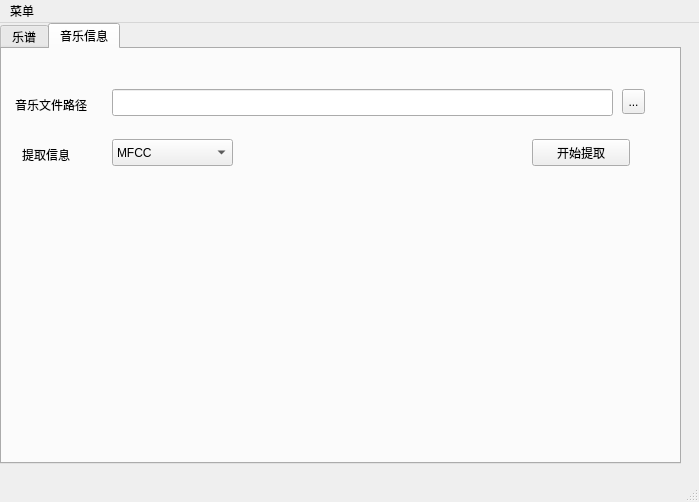
JackShen2015/MusicToMusicSheet, file ui.ui: the form before one commit.
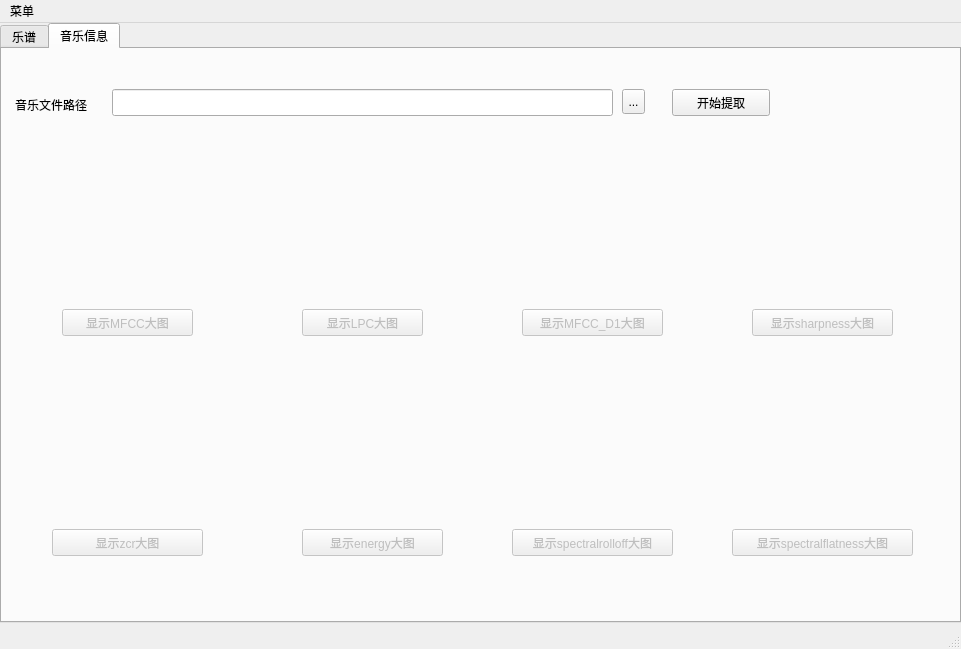
The form after the commit. The open tabs and pages were chosen to show the change.

Patch:
```diff
--- a/ui.ui
+++ b/ui.ui
@@ -6,33 +6,24 @@
    <rect>
     <x>0</x>
     <y>0</y>
-    <width>699</width>
-    <height>502</height>
+    <width>961</width>
+    <height>649</height>
    </rect>
   </property>
-  <property name="minimumSize">
-   <size>
-    <width>699</width>
-    <height>502</height>
-   </size>
-  </property>
-  <property name="maximumSize">
-   <size>
-    <width>699</width>
-    <height>502</height>
-   </size>
-  </property>
   <property name="windowTitle">
    <string>民族音乐信息提取系统</string>
   </property>
   <widget class="QWidget" name="centralwidget">
+   <property name="enabled">
+    <bool>true</bool>
+   </property>
    <widget class="QTabWidget" name="tabWidget">
     <property name="geometry">
      <rect>
       <x>0</x>
       <y>0</y>
-      <width>681</width>
-      <height>441</height>
+      <width>961</width>
+      <height>600</height>
      </rect>
     </property>
     <property name="currentIndex">
@@ -155,56 +146,11 @@
        <string>音乐文件路径</string>
       </property>
      </widget>
-     <widget class="QComboBox" name="featureComboBox">
-      <property name="geometry">
-       <rect>
-        <x>110</x>
-        <y>90</y>
-        <width>121</width>
-        <height>27</height>
-       </rect>
-      </property>
-      <item>
-       <property name="text">
-        <string>MFCC</string>
-       </property>
-      </item>
-      <item>
-       <property name="text">
-        <string>MFCC_D1</string>
-       </property>
-      </item>
-      <item>
-       <property name="text">
-        <string>Sharpness</string>
-       </property>
-      </item>
-      <item>
-       <property name="text">
-        <string>ZCR</string>
-       </property>
-      </item>
-      <item>
-       <property name="text">
-        <string>Energy</string>
-       </property>
-      </item>
-      <item>
-       <property name="text">
-        <string>SpectralRolloff</string>
-       </property>
-      </item>
-      <item>
-       <property name="text">
-        <string>spectralFlatness</string>
-       </property>
-      </item>
-     </widget>
      <widget class="QPushButton" name="startButtonInMusicInfo">
       <property name="geometry">
        <rect>
-        <x>530</x>
-        <y>90</y>
+        <x>670</x>
+        <y>40</y>
         <width>98</width>
         <height>27</height>
        </rect>
@@ -213,17 +159,245 @@
        <string>开始提取</string>
       </property>
      </widget>
-     <widget class="QLabel" name="label_3">
+     <widget class="QPushButton" name="startButtonInMusicInfo_mfcc">
+      <property name="enabled">
+       <bool>false</bool>
+      </property>
       <property name="geometry">
        <rect>
-        <x>20</x>
-        <y>90</y>
-        <width>91</width>
-        <height>31</height>
+        <x>60</x>
+        <y>260</y>
+        <width>131</width>
+        <height>27</height>
        </rect>
       </property>
       <property name="text">
-       <string>提取信息</string>
+       <string>显示MFCC大图</string>
+      </property>
+      <property name="checkable">
+       <bool>false</bool>
+      </property>
+      <property name="checked">
+       <bool>false</bool>
+      </property>
+      <property name="default">
+       <bool>false</bool>
+      </property>
+     </widget>
+     <widget class="QPushButton" name="startButtonInMusicInfo_lpc">
+      <property name="enabled">
+       <bool>false</bool>
+      </property>
+      <property name="geometry">
+       <rect>
+        <x>300</x>
+        <y>260</y>
+        <width>121</width>
+        <height>27</height>
+       </rect>
+      </property>
+      <property name="text">
+       <string>显示LPC大图</string>
+      </property>
+     </widget>
+     <widget class="QPushButton" name="startButtonInMusicInfo_mfcc_d1">
+      <property name="enabled">
+       <bool>false</bool>
+      </property>
+      <property name="geometry">
+       <rect>
+        <x>520</x>
+        <y>260</y>
+        <width>141</width>
+        <height>27</height>
+       </rect>
+      </property>
+      <property name="text">
+       <string>显示MFCC_D1大图</string>
+      </property>
+     </widget>
+     <widget class="QPushButton" name="startButtonInMusicInfo_sharpness">
+      <property name="enabled">
+       <bool>false</bool>
+      </property>
+      <property name="geometry">
+       <rect>
+        <x>750</x>
+        <y>260</y>
+        <width>141</width>
+        <height>27</height>
+       </rect>
+      </property>
+      <property name="text">
+       <string>显示sharpness大图</string>
+      </property>
+     </widget>
+     <widget class="QPushButton" name="startButtonInMusicInfo_zcr">
+      <property name="enabled">
+       <bool>false</bool>
+      </property>
+      <property name="geometry">
+       <rect>
+        <x>50</x>
+        <y>480</y>
+        <width>151</width>
+        <height>27</height>
+       </rect>
+      </property>
+      <property name="text">
+       <string>显示zcr大图</string>
+      </property>
+     </widget>
+     <widget class="QPushButton" name="startButtonInMusicInfo_energy">
+      <property name="enabled">
+       <bool>false</bool>
+      </property>
+      <property name="geometry">
+       <rect>
+        <x>300</x>
+        <y>480</y>
+        <width>141</width>
+        <height>27</height>
+       </rect>
+      </property>
+      <property name="text">
+       <string>显示energy大图</string>
+      </property>
+     </widget>
+     <widget class="QPushButton" name="startButtonInMusicInfo_spectralrolloff">
+      <property name="enabled">
+       <bool>false</bool>
+      </property>
+      <property name="geometry">
+       <rect>
+        <x>510</x>
+        <y>480</y>
+        <width>161</width>
+        <height>27</height>
+       </rect>
+      </property>
+      <property name="text">
+       <string>显示spectralrolloff大图</string>
+      </property>
+     </widget>
+     <widget class="QPushButton" name="startButtonInMusicInfo_spectralflatness">
+      <property name="enabled">
+       <bool>false</bool>
+      </property>
+      <property name="geometry">
+       <rect>
+        <x>730</x>
+        <y>480</y>
+        <width>181</width>
+        <height>27</height>
+       </rect>
+      </property>
+      <property name="text">
+       <string>显示spectralflatness大图</string>
+      </property>
+     </widget>
+     <widget class="QLabel" name="mfcc">
+      <property name="geometry">
+       <rect>
+        <x>40</x>
+        <y>130</y>
+        <width>191</width>
+        <height>121</height>
+       </rect>
+      </property>
+      <property name="text">
+       <string/>
+      </property>
+     </widget>
+     <widget class="QLabel" name="lpc">
+      <property name="geometry">
+       <rect>
+        <x>270</x>
+        <y>130</y>
+        <width>191</width>
+        <height>121</height>
+       </rect>
+      </property>
+      <property name="text">
+       <string/>
+      </property>
+     </widget>
+     <widget class="QLabel" name="mfcc_d1">
+      <property name="geometry">
+       <rect>
+        <x>490</x>
+        <y>130</y>
+        <width>191</width>
+        <height>121</height>
+       </rect>
+      </property>
+      <property name="text">
+       <string/>
+      </property>
+     </widget>
+     <widget class="QLabel" name="sharpness">
+      <property name="geometry">
+       <rect>
+        <x>730</x>
+        <y>130</y>
+        <width>191</width>
+        <height>121</height>
+       </rect>
+      </property>
+      <property name="text">
+       <string/>
+      </property>
+     </widget>
+     <widget class="QLabel" name="zcr">
+      <property name="geometry">
+       <rect>
+        <x>30</x>
+        <y>350</y>
+        <width>191</width>
+        <height>121</height>
+       </rect>
+      </property>
+      <property name="text">
+       <string/>
+      </property>
+     </widget>
+     <widget class="QLabel" name="energy">
+      <property name="geometry">
+       <rect>
+        <x>280</x>
+        <y>350</y>
+        <width>191</width>
+        <height>121</height>
+       </rect>
+      </property>
+      <property name="text">
+       <string/>
+      </property>
+     </widget>
+     <widget class="QLabel" name="spectralrolloff">
+      <property name="geometry">
+       <rect>
+        <x>500</x>
+        <y>350</y>
+        <width>191</width>
+        <height>121</height>
+       </rect>
+      </property>
+      <property name="text">
+       <string/>
+      </property>
+     </widget>
+     <widget class="QLabel" name="spectralflatness">
+      <property name="geometry">
+       <rect>
+        <x>720</x>
+        <y>350</y>
+        <width>191</width>
+        <height>121</height>
+       </rect>
+      </property>
+      <property name="text">
+       <string/>
       </property>
      </widget>
     </widget>
@@ -234,7 +408,7 @@
     <rect>
      <x>0</x>
      <y>0</y>
-     <width>699</width>
+     <width>961</width>
      <height>26</height>
     </rect>
    </property>
```
Left out of the diff: 157 changed lines with no effect on the pictures.
